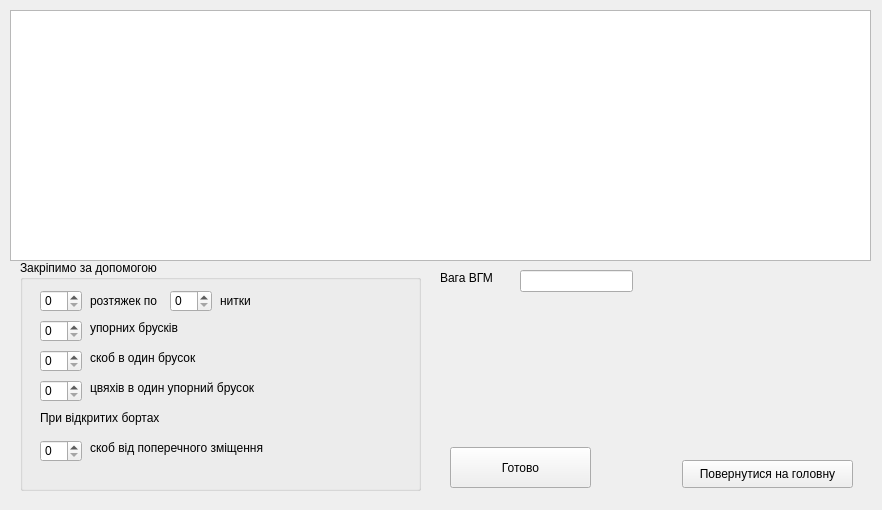
Above: view/vgm_form.ui from Win9XCHI/Fastening_test before the change. Below: the same form after it.
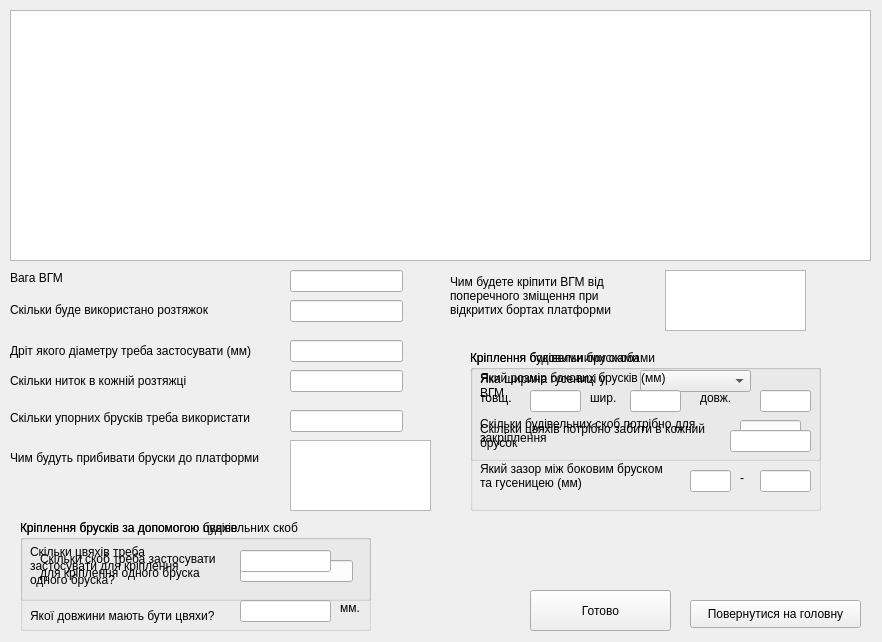
That is the form after the change.

```diff
--- a/view/vgm_form.ui
+++ b/view/vgm_form.ui
@@ -7,7 +7,7 @@
     <x>0</x>
     <y>0</y>
     <width>882</width>
-    <height>510</height>
+    <height>642</height>
    </rect>
   </property>
   <property name="windowTitle">
@@ -16,8 +16,8 @@
   <widget class="QLineEdit" name="lineEdit">
    <property name="geometry">
     <rect>
-     <x>520</x>
-     <y>270</y>
+     <x>290</x>
+     <y>300</y>
      <width>113</width>
      <height>22</height>
     </rect>
@@ -26,185 +26,58 @@
   <widget class="QLabel" name="label_2">
    <property name="geometry">
     <rect>
-     <x>440</x>
-     <y>270</y>
-     <width>55</width>
-     <height>16</height>
+     <x>10</x>
+     <y>300</y>
+     <width>271</width>
+     <height>20</height>
     </rect>
    </property>
    <property name="text">
-    <string>Вага ВГМ</string>
+    <string>Скільки буде використано розтяжок</string>
    </property>
   </widget>
   <widget class="QGroupBox" name="groupBox">
    <property name="geometry">
     <rect>
      <x>20</x>
-     <y>260</y>
-     <width>401</width>
-     <height>231</height>
+     <y>520</y>
+     <width>351</width>
+     <height>81</height>
     </rect>
    </property>
    <property name="title">
-    <string>Закріпимо за допомогою</string>
+    <string>Кріплення брусків за допомогою будівельних скоб</string>
    </property>
-   <widget class="QSpinBox" name="spinBox">
+   <widget class="QLineEdit" name="lineEdit_9">
     <property name="geometry">
      <rect>
-      <x>20</x>
-      <y>30</y>
-      <width>42</width>
+      <x>220</x>
+      <y>40</y>
+      <width>113</width>
       <height>22</height>
      </rect>
     </property>
    </widget>
-   <widget class="QLabel" name="label_3">
+   <widget class="QLabel" name="label_15">
     <property name="geometry">
      <rect>
-      <x>70</x>
+      <x>20</x>
       <y>30</y>
-      <width>81</width>
-      <height>21</height>
+      <width>201</width>
+      <height>31</height>
      </rect>
     </property>
     <property name="text">
-     <string>розтяжек по</string>
-    </property>
-   </widget>
-   <widget class="QSpinBox" name="spinBox_2">
-    <property name="geometry">
-     <rect>
-      <x>150</x>
-      <y>30</y>
-      <width>42</width>
-      <height>22</height>
-     </rect>
-    </property>
-   </widget>
-   <widget class="QLabel" name="label_4">
-    <property name="geometry">
-     <rect>
-      <x>200</x>
-      <y>30</y>
-      <width>55</width>
-      <height>21</height>
-     </rect>
-    </property>
-    <property name="text">
-     <string>нитки</string>
-    </property>
-   </widget>
-   <widget class="QSpinBox" name="spinBox_3">
-    <property name="geometry">
-     <rect>
-      <x>20</x>
-      <y>60</y>
-      <width>42</width>
-      <height>22</height>
-     </rect>
-    </property>
-   </widget>
-   <widget class="QLabel" name="label_5">
-    <property name="geometry">
-     <rect>
-      <x>70</x>
-      <y>60</y>
-      <width>131</width>
-      <height>16</height>
-     </rect>
-    </property>
-    <property name="text">
-     <string>упорних брусків</string>
-    </property>
-   </widget>
-   <widget class="QSpinBox" name="spinBox_4">
-    <property name="geometry">
-     <rect>
-      <x>20</x>
-      <y>90</y>
-      <width>42</width>
-      <height>22</height>
-     </rect>
-    </property>
-   </widget>
-   <widget class="QLabel" name="label_6">
-    <property name="geometry">
-     <rect>
-      <x>70</x>
-      <y>90</y>
-      <width>121</width>
-      <height>16</height>
-     </rect>
-    </property>
-    <property name="text">
-     <string>скоб в один брусок</string>
-    </property>
-   </widget>
-   <widget class="QSpinBox" name="spinBox_5">
-    <property name="geometry">
-     <rect>
-      <x>20</x>
-      <y>120</y>
-      <width>42</width>
-      <height>22</height>
-     </rect>
-    </property>
-   </widget>
-   <widget class="QLabel" name="label_7">
-    <property name="geometry">
-     <rect>
-      <x>70</x>
-      <y>120</y>
-      <width>211</width>
-      <height>16</height>
-     </rect>
-    </property>
-    <property name="text">
-     <string>цвяхів в один упорний брусок</string>
-    </property>
-   </widget>
-   <widget class="QLabel" name="label_8">
-    <property name="geometry">
-     <rect>
-      <x>20</x>
-      <y>150</y>
-      <width>271</width>
-      <height>16</height>
-     </rect>
-    </property>
-    <property name="text">
-     <string>При відкритих бортах</string>
-    </property>
-   </widget>
-   <widget class="QLabel" name="label_9">
-    <property name="geometry">
-     <rect>
-      <x>70</x>
-      <y>180</y>
-      <width>241</width>
-      <height>16</height>
-     </rect>
-    </property>
-    <property name="text">
-     <string>скоб від поперечного зміщення</string>
-    </property>
-   </widget>
-   <widget class="QSpinBox" name="spinBox_6">
-    <property name="geometry">
-     <rect>
-      <x>20</x>
-      <y>180</y>
-      <width>42</width>
-      <height>22</height>
-     </rect>
+     <string>Скільки скоб треба застосувати
+для кріплення одного бруска</string>
     </property>
    </widget>
   </widget>
   <widget class="QPushButton" name="pushButton">
    <property name="geometry">
     <rect>
-     <x>682</x>
-     <y>460</y>
+     <x>690</x>
+     <y>600</y>
      <width>171</width>
      <height>28</height>
     </rect>
@@ -216,8 +89,8 @@
   <widget class="QPushButton" name="pushButton_2">
    <property name="geometry">
     <rect>
-     <x>450</x>
-     <y>447</y>
+     <x>530</x>
+     <y>590</y>
      <width>141</width>
      <height>41</height>
     </rect>
@@ -236,6 +109,447 @@
     </rect>
    </property>
   </widget>
+  <widget class="QLabel" name="label_4">
+   <property name="geometry">
+    <rect>
+     <x>10</x>
+     <y>370</y>
+     <width>271</width>
+     <height>21</height>
+    </rect>
+   </property>
+   <property name="text">
+    <string>Скільки ниток в кожній розтяжці</string>
+   </property>
+  </widget>
+  <widget class="QLabel" name="label_3">
+   <property name="geometry">
+    <rect>
+     <x>10</x>
+     <y>340</y>
+     <width>271</width>
+     <height>21</height>
+    </rect>
+   </property>
+   <property name="text">
+    <string>Дріт якого діаметру треба застосувати (мм)</string>
+   </property>
+  </widget>
+  <widget class="QLabel" name="label_6">
+   <property name="geometry">
+    <rect>
+     <x>10</x>
+     <y>450</y>
+     <width>281</width>
+     <height>16</height>
+    </rect>
+   </property>
+   <property name="text">
+    <string>Чим будуть прибивати бруски до платформи</string>
+   </property>
+  </widget>
+  <widget class="QLabel" name="label_5">
+   <property name="geometry">
+    <rect>
+     <x>10</x>
+     <y>410</y>
+     <width>271</width>
+     <height>16</height>
+    </rect>
+   </property>
+   <property name="text">
+    <string>Скільки упорних брусків треба використати</string>
+   </property>
+  </widget>
+  <widget class="QLabel" name="label_7">
+   <property name="geometry">
+    <rect>
+     <x>450</x>
+     <y>270</y>
+     <width>291</width>
+     <height>51</height>
+    </rect>
+   </property>
+   <property name="text">
+    <string>Чим будете кріпити ВГМ від
+поперечного зміщення при
+відкритих бортах платформи</string>
+   </property>
+  </widget>
+  <widget class="QLabel" name="label">
+   <property name="geometry">
+    <rect>
+     <x>10</x>
+     <y>270</y>
+     <width>241</width>
+     <height>16</height>
+    </rect>
+   </property>
+   <property name="text">
+    <string>Вага ВГМ</string>
+   </property>
+  </widget>
+  <widget class="QLineEdit" name="lineEdit_2">
+   <property name="geometry">
+    <rect>
+     <x>290</x>
+     <y>340</y>
+     <width>113</width>
+     <height>22</height>
+    </rect>
+   </property>
+  </widget>
+  <widget class="QLineEdit" name="lineEdit_3">
+   <property name="geometry">
+    <rect>
+     <x>290</x>
+     <y>370</y>
+     <width>113</width>
+     <height>22</height>
+    </rect>
+   </property>
+  </widget>
+  <widget class="QLineEdit" name="lineEdit_4">
+   <property name="geometry">
+    <rect>
+     <x>290</x>
+     <y>410</y>
+     <width>113</width>
+     <height>22</height>
+    </rect>
+   </property>
+  </widget>
+  <widget class="QLineEdit" name="lineEdit_5">
+   <property name="geometry">
+    <rect>
+     <x>290</x>
+     <y>270</y>
+     <width>113</width>
+     <height>22</height>
+    </rect>
+   </property>
+  </widget>
+  <widget class="QListWidget" name="listWidget">
+   <property name="geometry">
+    <rect>
+     <x>290</x>
+     <y>440</y>
+     <width>141</width>
+     <height>71</height>
+    </rect>
+   </property>
+  </widget>
+  <widget class="QListWidget" name="listWidget_2">
+   <property name="geometry">
+    <rect>
+     <x>665</x>
+     <y>270</y>
+     <width>141</width>
+     <height>61</height>
+    </rect>
+   </property>
+  </widget>
+  <widget class="QGroupBox" name="groupBox_2">
+   <property name="geometry">
+    <rect>
+     <x>470</x>
+     <y>350</y>
+     <width>351</width>
+     <height>111</height>
+    </rect>
+   </property>
+   <property name="title">
+    <string>Кріплення будівельними скобами</string>
+   </property>
+   <widget class="QLabel" name="label_16">
+    <property name="geometry">
+     <rect>
+      <x>10</x>
+      <y>20</y>
+      <width>151</width>
+      <height>31</height>
+     </rect>
+    </property>
+    <property name="text">
+     <string>Яка ширина гусениці у
+ВГМ</string>
+    </property>
+   </widget>
+   <widget class="QComboBox" name="comboBox">
+    <property name="geometry">
+     <rect>
+      <x>170</x>
+      <y>20</y>
+      <width>111</width>
+      <height>22</height>
+     </rect>
+    </property>
+   </widget>
+   <widget class="QLabel" name="label_17">
+    <property name="geometry">
+     <rect>
+      <x>10</x>
+      <y>60</y>
+      <width>241</width>
+      <height>41</height>
+     </rect>
+    </property>
+    <property name="text">
+     <string>Скільки будівельних скоб потрібно для
+закріплення</string>
+    </property>
+   </widget>
+   <widget class="QLineEdit" name="lineEdit_10">
+    <property name="geometry">
+     <rect>
+      <x>270</x>
+      <y>70</y>
+      <width>61</width>
+      <height>22</height>
+     </rect>
+    </property>
+   </widget>
+  </widget>
+  <widget class="QGroupBox" name="groupBox_3">
+   <property name="geometry">
+    <rect>
+     <x>470</x>
+     <y>350</y>
+     <width>351</width>
+     <height>161</height>
+    </rect>
+   </property>
+   <property name="title">
+    <string>Кріплення боковими брусками</string>
+   </property>
+   <widget class="QLabel" name="label_14">
+    <property name="geometry">
+     <rect>
+      <x>120</x>
+      <y>40</y>
+      <width>55</width>
+      <height>16</height>
+     </rect>
+    </property>
+    <property name="text">
+     <string>шир.</string>
+    </property>
+   </widget>
+   <widget class="QLabel" name="label_18">
+    <property name="geometry">
+     <rect>
+      <x>10</x>
+      <y>20</y>
+      <width>211</width>
+      <height>16</height>
+     </rect>
+    </property>
+    <property name="text">
+     <string>Який розмір бокових брусків (мм)</string>
+    </property>
+   </widget>
+   <widget class="QLabel" name="label_19">
+    <property name="geometry">
+     <rect>
+      <x>10</x>
+      <y>70</y>
+      <width>251</width>
+      <height>31</height>
+     </rect>
+    </property>
+    <property name="text">
+     <string>Скільки цвяхів потрібно забити в кожний
+брусок</string>
+    </property>
+   </widget>
+   <widget class="QLabel" name="label_20">
+    <property name="geometry">
+     <rect>
+      <x>10</x>
+      <y>110</y>
+      <width>261</width>
+      <height>31</height>
+     </rect>
+    </property>
+    <property name="text">
+     <string>Який зазор між боковим бруском
+та гусеницею (мм)</string>
+    </property>
+   </widget>
+   <widget class="QLineEdit" name="lineEdit_11">
+    <property name="geometry">
+     <rect>
+      <x>60</x>
+      <y>40</y>
+      <width>51</width>
+      <height>22</height>
+     </rect>
+    </property>
+   </widget>
+   <widget class="QLineEdit" name="lineEdit_12">
+    <property name="geometry">
+     <rect>
+      <x>160</x>
+      <y>40</y>
+      <width>51</width>
+      <height>22</height>
+     </rect>
+    </property>
+   </widget>
+   <widget class="QLineEdit" name="lineEdit_13">
+    <property name="geometry">
+     <rect>
+      <x>290</x>
+      <y>40</y>
+      <width>51</width>
+      <height>22</height>
+     </rect>
+    </property>
+   </widget>
+   <widget class="QLineEdit" name="lineEdit_14">
+    <property name="geometry">
+     <rect>
+      <x>260</x>
+      <y>80</y>
+      <width>81</width>
+      <height>22</height>
+     </rect>
+    </property>
+   </widget>
+   <widget class="QLineEdit" name="lineEdit_15">
+    <property name="geometry">
+     <rect>
+      <x>220</x>
+      <y>120</y>
+      <width>41</width>
+      <height>22</height>
+     </rect>
+    </property>
+   </widget>
+   <widget class="QLabel" name="label_24">
+    <property name="geometry">
+     <rect>
+      <x>270</x>
+      <y>120</y>
+      <width>21</width>
+      <height>16</height>
+     </rect>
+    </property>
+    <property name="text">
+     <string>-</string>
+    </property>
+   </widget>
+   <widget class="QLabel" name="label_25">
+    <property name="geometry">
+     <rect>
+      <x>10</x>
+      <y>40</y>
+      <width>55</width>
+      <height>16</height>
+     </rect>
+    </property>
+    <property name="text">
+     <string>товщ.</string>
+    </property>
+   </widget>
+   <widget class="QLabel" name="label_26">
+    <property name="geometry">
+     <rect>
+      <x>230</x>
+      <y>40</y>
+      <width>55</width>
+      <height>16</height>
+     </rect>
+    </property>
+    <property name="text">
+     <string>довж.</string>
+    </property>
+   </widget>
+   <widget class="QLineEdit" name="lineEdit_18">
+    <property name="geometry">
+     <rect>
+      <x>290</x>
+      <y>120</y>
+      <width>51</width>
+      <height>22</height>
+     </rect>
+    </property>
+   </widget>
+  </widget>
+  <widget class="QGroupBox" name="groupBox_4">
+   <property name="geometry">
+    <rect>
+     <x>20</x>
+     <y>520</y>
+     <width>351</width>
+     <height>111</height>
+    </rect>
+   </property>
+   <property name="title">
+    <string>Кріплення брусків за допомогою цвяхів</string>
+   </property>
+   <widget class="QLabel" name="label_22">
+    <property name="geometry">
+     <rect>
+      <x>10</x>
+      <y>80</y>
+      <width>211</width>
+      <height>31</height>
+     </rect>
+    </property>
+    <property name="text">
+     <string>Якої довжини мають бути цвяхи?</string>
+    </property>
+   </widget>
+   <widget class="QLabel" name="label_21">
+    <property name="geometry">
+     <rect>
+      <x>10</x>
+      <y>20</y>
+      <width>171</width>
+      <height>51</height>
+     </rect>
+    </property>
+    <property name="text">
+     <string>Скільки цвяхів треба
+застосувати для кріплення
+одного бруска?</string>
+    </property>
+   </widget>
+   <widget class="QLabel" name="label_23">
+    <property name="geometry">
+     <rect>
+      <x>320</x>
+      <y>80</y>
+      <width>21</width>
+      <height>16</height>
+     </rect>
+    </property>
+    <property name="text">
+     <string>мм.</string>
+    </property>
+   </widget>
+   <widget class="QLineEdit" name="lineEdit_16">
+    <property name="geometry">
+     <rect>
+      <x>220</x>
+      <y>30</y>
+      <width>91</width>
+      <height>22</height>
+     </rect>
+    </property>
+   </widget>
+   <widget class="QLineEdit" name="lineEdit_17">
+    <property name="geometry">
+     <rect>
+      <x>220</x>
+      <y>80</y>
+      <width>91</width>
+      <height>22</height>
+     </rect>
+    </property>
+   </widget>
+  </widget>
  </widget>
  <resources/>
  <connections/>
```
